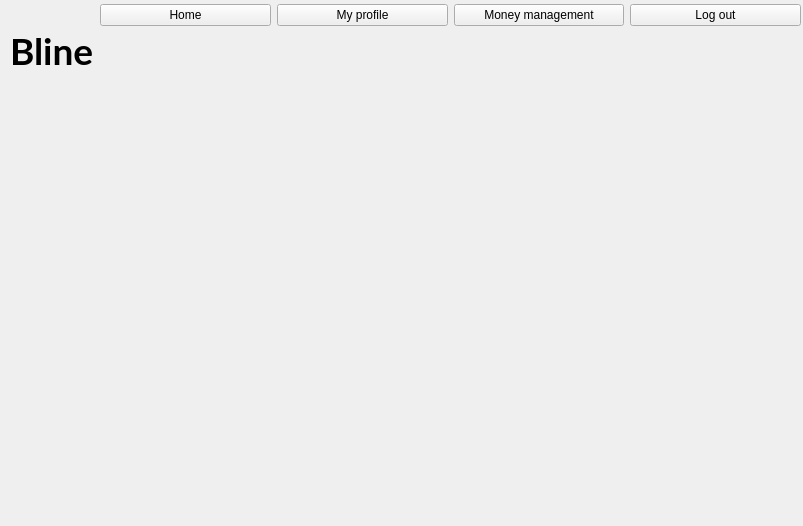
Qt form gui_xml_files/bline_gui.ui (AdamGajdosik/dbs) before a commit.
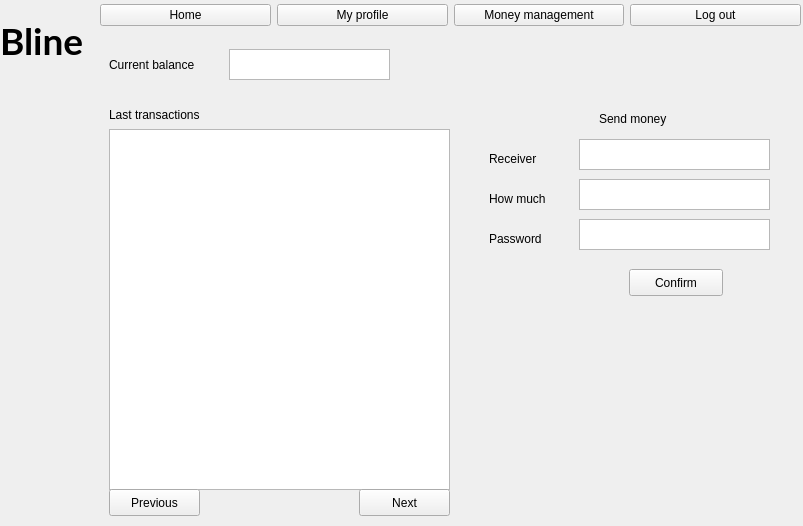
The same form after that commit. The open tabs and pages were chosen to show the change. Icons and pictures are not drawn.

```diff
--- a/gui_xml_files/bline_gui.ui
+++ b/gui_xml_files/bline_gui.ui
@@ -337,8 +337,8 @@
      <widget class="QLabel" name="logged_user_bline_label">
       <property name="geometry">
        <rect>
-        <x>10</x>
-        <y>30</y>
+        <x>0</x>
+        <y>20</y>
         <width>91</width>
         <height>81</height>
        </rect>
@@ -475,7 +475,175 @@
         </property>
        </widget>
       </widget>
-      <widget class="QWidget" name="logged_user_money_screen"/>
+      <widget class="QWidget" name="logged_user_money_screen">
+       <widget class="QLabel" name="logged_user_balance_label">
+        <property name="geometry">
+         <rect>
+          <x>0</x>
+          <y>0</y>
+          <width>131</width>
+          <height>31</height>
+         </rect>
+        </property>
+        <property name="text">
+         <string>Current balance</string>
+        </property>
+       </widget>
+       <widget class="QTextEdit" name="logged_user_balance_text">
+        <property name="geometry">
+         <rect>
+          <x>120</x>
+          <y>0</y>
+          <width>161</width>
+          <height>31</height>
+         </rect>
+        </property>
+       </widget>
+       <widget class="QLabel" name="logged_user_transactions_label">
+        <property name="geometry">
+         <rect>
+          <x>0</x>
+          <y>50</y>
+          <width>131</width>
+          <height>31</height>
+         </rect>
+        </property>
+        <property name="text">
+         <string>Last transactions</string>
+        </property>
+       </widget>
+       <widget class="QTextEdit" name="logged_user_transactions_text">
+        <property name="geometry">
+         <rect>
+          <x>0</x>
+          <y>80</y>
+          <width>341</width>
+          <height>361</height>
+         </rect>
+        </property>
+       </widget>
+       <widget class="QPushButton" name="logged_user_money_previous_button">
+        <property name="geometry">
+         <rect>
+          <x>0</x>
+          <y>440</y>
+          <width>91</width>
+          <height>27</height>
+         </rect>
+        </property>
+        <property name="text">
+         <string>Previous</string>
+        </property>
+       </widget>
+       <widget class="QPushButton" name="logged_user_money_next_button">
+        <property name="geometry">
+         <rect>
+          <x>250</x>
+          <y>440</y>
+          <width>91</width>
+          <height>27</height>
+         </rect>
+        </property>
+        <property name="text">
+         <string>Next</string>
+        </property>
+       </widget>
+       <widget class="QLabel" name="logged_user_sendmoney_label">
+        <property name="geometry">
+         <rect>
+          <x>490</x>
+          <y>60</y>
+          <width>81</width>
+          <height>19</height>
+         </rect>
+        </property>
+        <property name="text">
+         <string>Send money</string>
+        </property>
+       </widget>
+       <widget class="QLabel" name="logged_user_receiver_label">
+        <property name="geometry">
+         <rect>
+          <x>380</x>
+          <y>100</y>
+          <width>64</width>
+          <height>19</height>
+         </rect>
+        </property>
+        <property name="text">
+         <string>Receiver</string>
+        </property>
+       </widget>
+       <widget class="QLabel" name="logged_user_amoun_label">
+        <property name="geometry">
+         <rect>
+          <x>380</x>
+          <y>140</y>
+          <width>71</width>
+          <height>19</height>
+         </rect>
+        </property>
+        <property name="text">
+         <string>How much</string>
+        </property>
+       </widget>
+       <widget class="QLabel" name="logged_user_password_label">
+        <property name="geometry">
+         <rect>
+          <x>380</x>
+          <y>180</y>
+          <width>71</width>
+          <height>19</height>
+         </rect>
+        </property>
+        <property name="text">
+         <string>Password</string>
+        </property>
+       </widget>
+       <widget class="QTextEdit" name="logged_user_receiver_text">
+        <property name="geometry">
+         <rect>
+          <x>470</x>
+          <y>90</y>
+          <width>191</width>
+          <height>31</height>
+         </rect>
+        </property>
+       </widget>
+       <widget class="QTextEdit" name="logged_user_amount_text">
+        <property name="geometry">
+         <rect>
+          <x>470</x>
+          <y>130</y>
+          <width>191</width>
+          <height>31</height>
+         </rect>
+        </property>
+       </widget>
+       <widget class="QTextEdit" name="logged_user_password_text">
+        <property name="geometry">
+         <rect>
+          <x>470</x>
+          <y>170</y>
+          <width>191</width>
+          <height>31</height>
+         </rect>
+        </property>
+       </widget>
+       <widget class="QPushButton" name="logged_user_money_confirm_button">
+        <property name="geometry">
+         <rect>
+          <x>520</x>
+          <y>220</y>
+          <width>94</width>
+          <height>27</height>
+         </rect>
+        </property>
+        <property name="text">
+         <string>Confirm</string>
+        </property>
+       </widget>
+      </widget>
      </widget>
     </widget>
    </widget>
```
